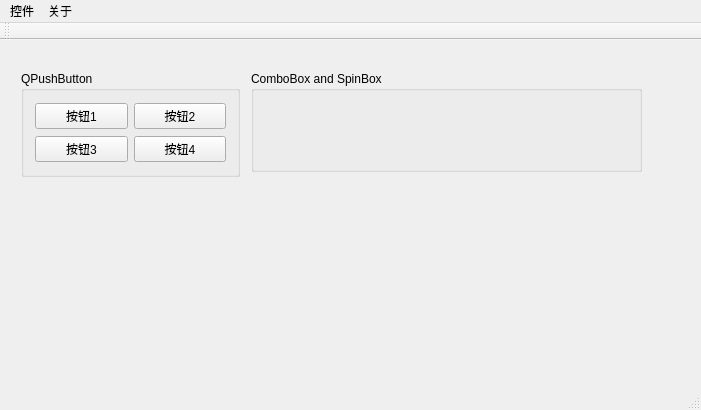
Above: Qt_exp/basic_controls/mainwindow.ui from w809291634/QT_Creator_Study before the change. Below: the same form after it.
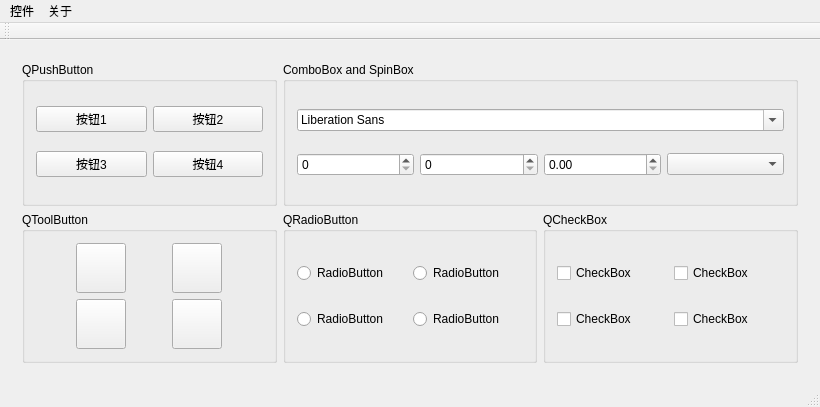
That is the form after the change.

```diff
--- a/Qt_exp/basic_controls/mainwindow.ui
+++ b/Qt_exp/basic_controls/mainwindow.ui
@@ -6,8 +6,8 @@
    <rect>
     <x>0</x>
     <y>0</y>
-    <width>701</width>
-    <height>410</height>
+    <width>820</width>
+    <height>407</height>
    </rect>
   </property>
   <property name="windowTitle">
@@ -15,53 +15,41 @@
   </property>
   <widget class="QWidget" name="centralWidget">
    <layout class="QGridLayout" name="gridLayout">
-    <item row="0" column="0">
+    <item row="1" column="0">
      <widget class="QStackedWidget" name="stackedWidget">
       <property name="currentIndex">
        <number>0</number>
       </property>
       <widget class="QWidget" name="page_1_btn">
-       <widget class="QGroupBox" name="groupBox">
-        <property name="geometry">
-         <rect>
-          <x>10</x>
-          <y>20</y>
-          <width>219</width>
-          <height>106</height>
-         </rect>
-        </property>
-        <property name="title">
-         <string>QPushButton</string>
-        </property>
-        <layout class="QGridLayout" name="gridLayout_2">
-         <item row="0" column="0">
-          <layout class="QHBoxLayout" name="horizontalLayout">
-           <item>
+       <layout class="QGridLayout" name="gridLayout_2">
+        <item row="0" column="0">
+         <widget class="QGroupBox" name="gBox_btn">
+          <property name="title">
+           <string>QPushButton</string>
+          </property>
+          <layout class="QGridLayout" name="gridLayout_7">
+           <item row="0" column="0">
             <widget class="QPushButton" name="btn_1">
              <property name="text">
               <string>按钮1</string>
              </property>
             </widget>
            </item>
-           <item>
+           <item row="0" column="1">
             <widget class="QPushButton" name="btn_2">
              <property name="text">
               <string>按钮2</string>
              </property>
             </widget>
            </item>
-          </layout>
-         </item>
-         <item row="1" column="0">
-          <layout class="QHBoxLayout" name="horizontalLayout_2">
-           <item>
+           <item row="1" column="0">
             <widget class="QPushButton" name="btn_3">
              <property name="text">
               <string>按钮3</string>
              </property>
             </widget>
            </item>
-           <item>
+           <item row="1" column="1">
             <widget class="QPushButton" name="btn_4">
              <property name="text">
               <string>按钮4</string>
@@ -69,22 +57,168 @@
             </widget>
            </item>
           </layout>
-         </item>
-        </layout>
-       </widget>
-       <widget class="QGroupBox" name="groupBox_2">
-        <property name="geometry">
-         <rect>
-          <x>240</x>
-          <y>20</y>
-          <width>391</width>
-          <height>101</height>
-         </rect>
-        </property>
-        <property name="title">
-         <string>ComboBox and SpinBox</string>
-        </property>
-       </widget>
+         </widget>
+        </item>
+        <item row="0" column="1" colspan="2">
+         <widget class="QGroupBox" name="gBox_Box">
+          <property name="title">
+           <string>ComboBox and SpinBox</string>
+          </property>
+          <layout class="QGridLayout" name="gridLayout_3">
+           <item row="0" column="0" colspan="4">
+            <widget class="QFontComboBox" name="fontComboBox"/>
+           </item>
+           <item row="1" column="0">
+            <widget class="QSpinBox" name="spinBox_R"/>
+           </item>
+           <item row="1" column="1">
+            <widget class="QSpinBox" name="spinBox_G"/>
+           </item>
+           <item row="1" column="2">
+            <widget class="QDoubleSpinBox" name="doubleSpinBox_B"/>
+           </item>
+           <item row="1" column="3">
+            <widget class="QComboBox" name="comboBox"/>
+           </item>
+          </layout>
+         </widget>
+        </item>
+        <item row="1" column="0">
+         <widget class="QGroupBox" name="gBox_tbtn">
+          <property name="title">
+           <string>QToolButton</string>
+          </property>
+          <layout class="QGridLayout" name="gridLayout_6">
+           <item row="0" column="0">
+            <widget class="QToolButton" name="tbtn_1">
+             <property name="minimumSize">
+              <size>
+               <width>50</width>
+               <height>50</height>
+              </size>
+             </property>
+             <property name="text">
+              <string/>
+             </property>
+            </widget>
+           </item>
+           <item row="0" column="1">
+            <widget class="QToolButton" name="tbtn_2">
+             <property name="minimumSize">
+              <size>
+               <width>50</width>
+               <height>50</height>
+              </size>
+             </property>
+             <property name="text">
+              <string/>
+             </property>
+            </widget>
+           </item>
+           <item row="1" column="0">
+            <widget class="QToolButton" name="tbtn_3">
+             <property name="minimumSize">
+              <size>
+               <width>50</width>
+               <height>50</height>
+              </size>
+             </property>
+             <property name="text">
+              <string/>
+             </property>
+            </widget>
+           </item>
+           <item row="1" column="1">
+            <widget class="QToolButton" name="tbtn_4">
+             <property name="minimumSize">
+              <size>
+               <width>50</width>
+               <height>50</height>
+              </size>
+             </property>
+             <property name="text">
+              <string/>
+             </property>
+            </widget>
+           </item>
+          </layout>
+         </widget>
+        </item>
+        <item row="1" column="1">
+         <widget class="QGroupBox" name="gBox_rbtn">
+          <property name="title">
+           <string>QRadioButton</string>
+          </property>
+          <layout class="QGridLayout" name="gridLayout_4">
+           <item row="0" column="0">
+            <widget class="QRadioButton" name="rBtn_1">
+             <property name="text">
+              <string>RadioButton</string>
+             </property>
+            </widget>
+           </item>
+           <item row="0" column="1">
+            <widget class="QRadioButton" name="rBtn_2">
+             <property name="text">
+              <string>RadioButton</string>
+             </property>
+            </widget>
+           </item>
+           <item row="1" column="0">
+            <widget class="QRadioButton" name="rBtn_3">
+             <property name="text">
+              <string>RadioButton</string>
+             </property>
+            </widget>
+           </item>
+           <item row="1" column="1">
+            <widget class="QRadioButton" name="rBtn_4">
+             <property name="text">
+              <string>RadioButton</string>
+             </property>
+            </widget>
+           </item>
+          </layout>
+         </widget>
+        </item>
+        <item row="1" column="2">
+         <widget class="QGroupBox" name="gBox_cBox">
+          <property name="title">
+           <string>QCheckBox</string>
+          </property>
+          <layout class="QGridLayout" name="gridLayout_5">
+           <item row="0" column="0">
+            <widget class="QCheckBox" name="cBox_1">
+             <property name="text">
+              <string>CheckBox</string>
+             </property>
+            </widget>
+           </item>
+           <item row="0" column="1">
+            <widget class="QCheckBox" name="cBox_2">
+             <property name="text">
+              <string>CheckBox</string>
+             </property>
+            </widget>
+           </item>
+           <item row="1" column="0">
+            <widget class="QCheckBox" name="cBox_3">
+             <property name="text">
+              <string>CheckBox</string>
+             </property>
+            </widget>
+           </item>
+           <item row="1" column="1">
+            <widget class="QCheckBox" name="cBox_4">
+             <property name="text">
+              <string>CheckBox</string>
+             </property>
+            </widget>
+           </item>
+          </layout>
+         </widget>
+        </item>
+       </layout>
       </widget>
       <widget class="QWidget" name="page_2_text"/>
       <widget class="QWidget" name="page_3_bar"/>
@@ -99,7 +233,7 @@
     <rect>
      <x>0</x>
      <y>0</y>
-     <width>701</width>
+     <width>820</width>
      <height>26</height>
     </rect>
    </property>
```
